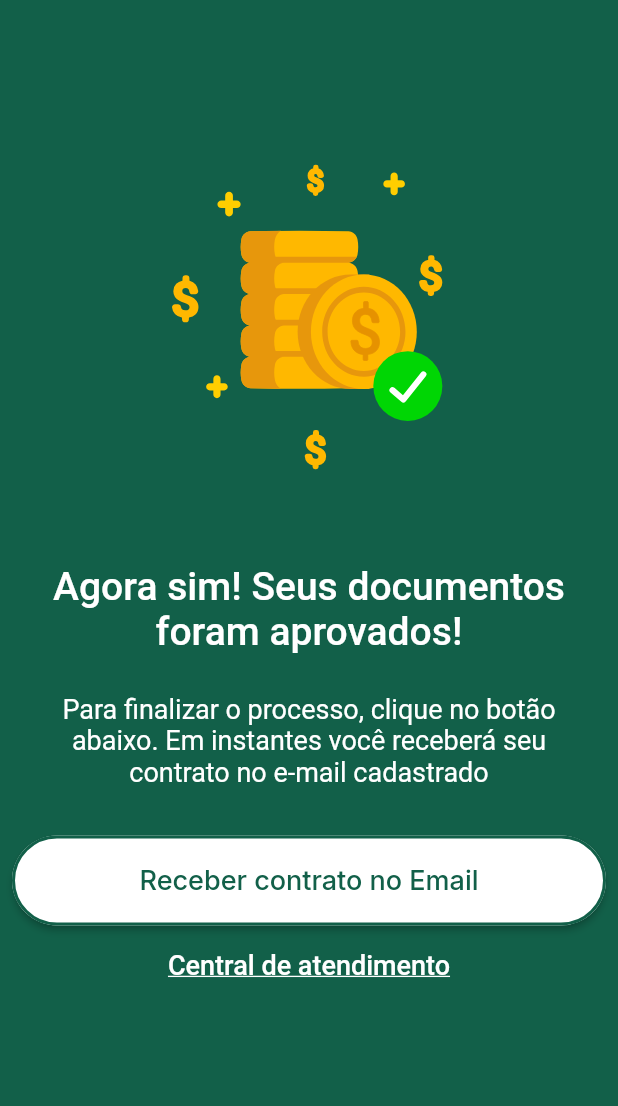
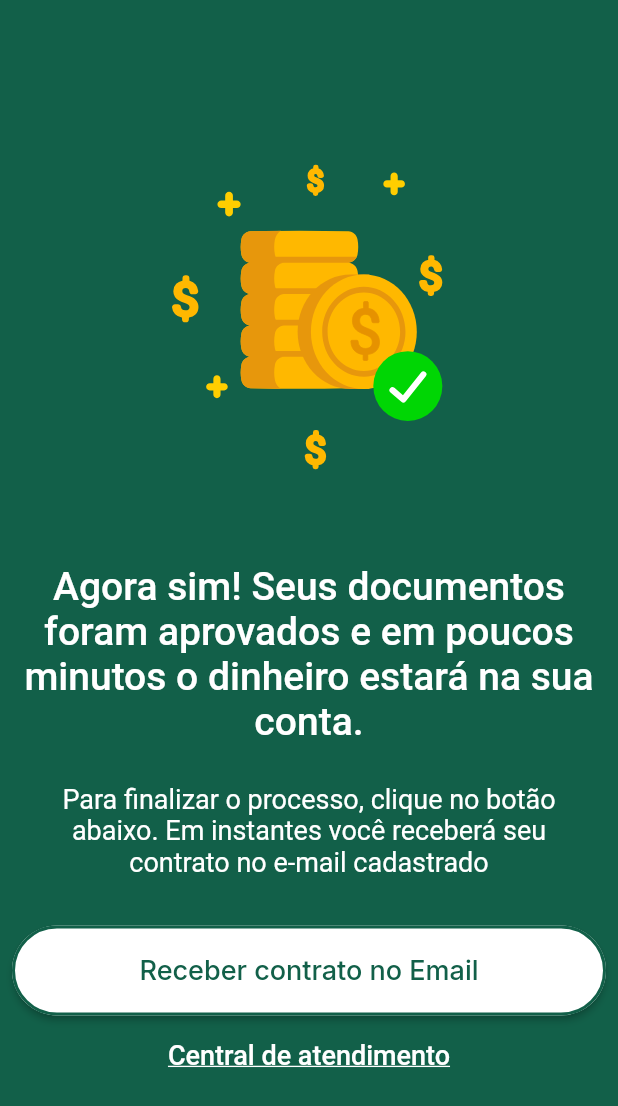
Before and after one commit to guilchvs/passaqui, a Flutter app: the BiometriaSucessScreen screen opened by its route, on a phone screen of 412 x 824 dp. Shown: the top 1106 px of the screen. Run offline on Flutter 3.47's test engine with Material 3 defaults, Android fonts, the phone set to English and light mode, and no system bars; our stand-ins replace flutter_svg, flutter_typeahead, get_it, google_fonts, mask_text_input_formatter, package_info_plus and 3 more; missing offline and left inert: brazilian_banks, cpf_cnpj_validator, date_format_field, flutter_inappwebview, search_cep, syncfusion_flutter_pdfviewer; accounts and stored records are empty.

Commit message:
feat: altera textos da jornada biometria

```diff
--- a/lib/src/modules/biometria/biometria_success_screen.dart
+++ b/lib/src/modules/biometria/biometria_success_screen.dart
@@ -112,7 +112,7 @@ class _BiometriaSucessScreenState extends State<BiometriaSucessScreen> {
                 ),
                 const SizedBox(height: 20), // Add spacing between widgets
                 Text(
-                  'Agora sim! Seus documentos foram aprovados!',
+                  'Agora sim! Seus documentos foram aprovados e em poucos minutos o dinheiro estará na sua conta.',
                   style: GoogleFonts.roboto(
                     color: Colors.white,
                     fontSize: 26,
--- a/lib/src/modules/hire/biometria/hire_biometria_screen.dart
+++ b/lib/src/modules/hire/biometria/hire_biometria_screen.dart
@@ -527,7 +527,7 @@ class CustomBottomBar extends StatelessWidget {
               padding: const EdgeInsets.only(left: 24.0, right: 24, top: 24),
               child: PassaquiButton(
                 style: PassaquiButtonStyle.defaultLight,
-                label: 'Prosseguir após validar documentação',
+                label: 'Prosseguir após enviar documentação',
                 height: 44,
                 centerText: true,
                 onTap: () {
```
